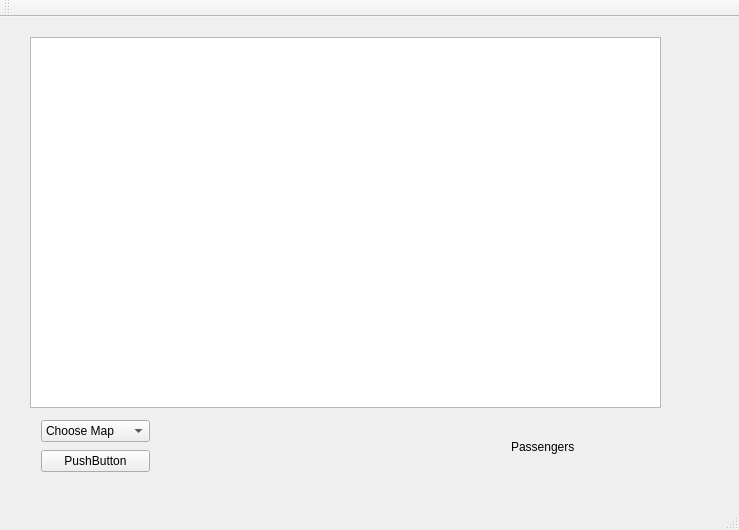
alexazv/LPBus, file mainwindow.ui: the form before one commit.
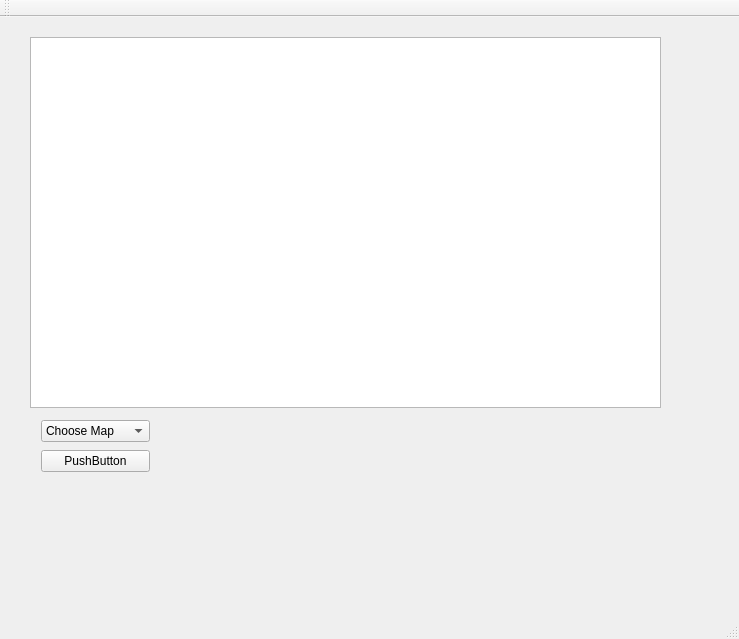
The form after the commit.

```diff
--- a/mainwindow.ui
+++ b/mainwindow.ui
@@ -7,7 +7,7 @@
     <x>0</x>
     <y>0</y>
     <width>739</width>
-    <height>530</height>
+    <height>639</height>
    </rect>
   </property>
   <property name="windowTitle">
@@ -68,18 +68,10 @@
       <x>500</x>
       <y>390</y>
       <width>160</width>
-      <height>80</height>
+      <height>191</height>
      </rect>
     </property>
-    <layout class="QVBoxLayout" name="verticalLayout_2">
-     <item>
-      <widget class="QLabel" name="label">
-       <property name="text">
-        <string>Passengers</string>
-       </property>
-      </widget>
-     </item>
-    </layout>
+    <layout class="QVBoxLayout" name="verticalLayout_2"/>
    </widget>
   </widget>
   <widget class="QMenuBar" name="menuBar">
```
